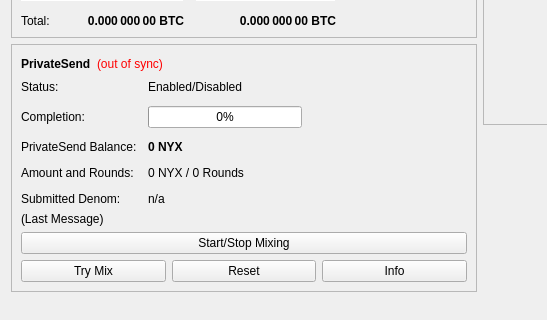
The window that src/qt/forms/overviewpage.ui (Cyprella/suc) describes before a commit, drawn with Qt 5; both pictures show x 0 to 547 and y 178 to 498 of the 960 by 585 pixel window.
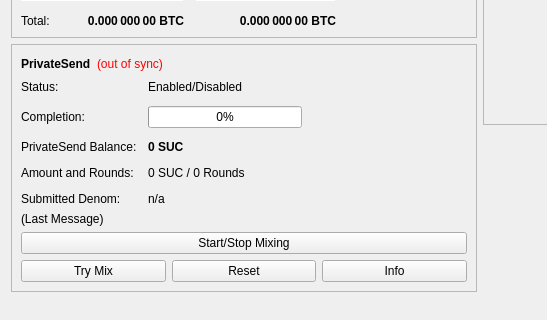
The same window after the commit.

What changed in the file:
```diff
--- a/src/qt/forms/overviewpage.ui
+++ b/src/qt/forms/overviewpage.ui
@@ -511,7 +511,7 @@
                </font>
               </property>
               <property name="text">
-               <string notr="true">0 NYX</string>
+               <string notr="true">0 SUC</string>
               </property>
              </widget>
             </item>
@@ -525,7 +525,7 @@
             <item row="3" column="1">
              <widget class="QLabel" name="labelAmountRounds">
               <property name="text">
-               <string>0 NYX / 0 Rounds</string>
+               <string>0 SUC / 0 Rounds</string>
               </property>
              </widget>
             </item>
```
Left out of the diff: 6 changed lines with no effect on the pictures.
